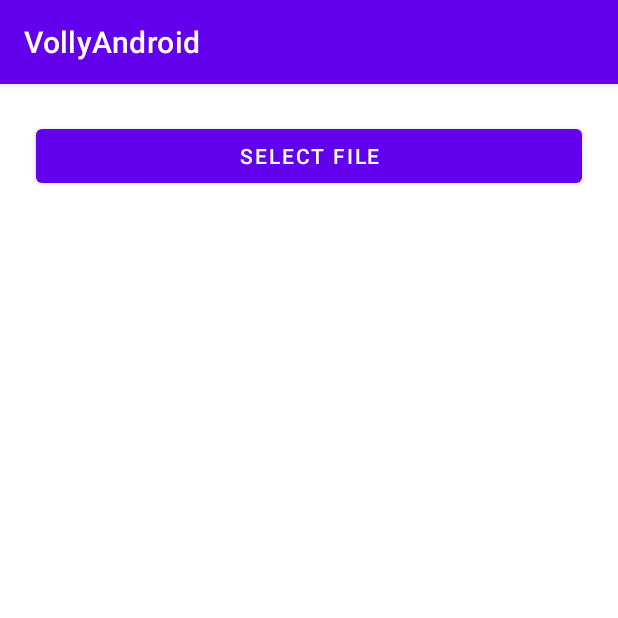
After one commit to Mashuir/VollyAndroid, an Android app: the AtiDocumentUploadActivity screen opened directly, with no data from a screen before it, on a phone screen of 412 x 824 dp, the top half of it. The commit adds this screen. Run offline under Robolectric (Android 15) with nearby library versions, the phone set to English and light mode, and no system bars.

Commit message:
vul code

```diff
--- /dev/null
+++ b/app/src/main/java/com/example/vollyandroid/AtiDocumentUploadActivity.java
@@ -0,0 +1,166 @@
+package com.example.vollyandroid;
+
+import androidx.activity.result.ActivityResultLauncher;
+import androidx.activity.result.contract.ActivityResultContracts;
+import androidx.annotation.NonNull;
+import androidx.appcompat.app.AppCompatActivity;
+
+import android.content.ContentUris;
+import android.content.Intent;
+import android.database.Cursor;
+import android.net.Uri;
+import android.os.Bundle;
+import android.os.Environment;
+import android.provider.DocumentsContract;
+import android.provider.MediaStore;
+import android.view.View;
+import android.widget.Button;
+import android.widget.Toast;
+
+import java.io.File;
+
+import okhttp3.MediaType;
+import okhttp3.MultipartBody;
+import okhttp3.RequestBody;
+import okhttp3.ResponseBody;
+import retrofit2.Call;
+import retrofit2.Callback;
+import retrofit2.Response;
+
+public class AtiDocumentUploadActivity extends AppCompatActivity {
+
+    private ActivityResultLauncher<String> filePickerLauncher;
+
+    @Override
+    protected void onCreate(Bundle savedInstanceState) {
+        super.onCreate(savedInstanceState);
+        setContentView(R.layout.activity_ati_document_upload);
+
+        Button selectFileButton = findViewById(R.id.selectFileButton);
+
+        filePickerLauncher = registerForActivityResult(new ActivityResultContracts.GetContent(), uri -> {
+            if (uri != null) {
+                String filePath = getFilePathFromUri(uri);
+
+                // Proceed with file upload
+                uploadFile(filePath);
+            }
+        });
+
+        selectFileButton.setOnClickListener(v -> {
+            filePickerLauncher.launch("*/*");
+        });
+
+
+    }
+
+    private void uploadFile(String filePath) {
+        // Create a File object from the file path
+        File file = new File(filePath);
+
+        // Create a request body using the file
+        RequestBody fileRequestBody = RequestBody.create(MediaType.parse("file/*"), file);
+
+        // Create a MultipartBody.Part using the request body
+        MultipartBody.Part filePart = MultipartBody.Part.createFormData("file", file.getName(), fileRequestBody);
+
+        // Make the API call
+        ApiClient.getClient().uploadFile(filePart).enqueue(new Callback<FileUploadResponse>() {
+            @Override
+            public void onResponse(@NonNull Call<FileUploadResponse> call, @NonNull Response<FileUploadResponse> response) {
+                if (response.isSuccessful()){
+                    Toast.makeText(AtiDocumentUploadActivity.this, "Sucess", Toast.LENGTH_SHORT).show();
+                }else {
+                    Toast.makeText(AtiDocumentUploadActivity.this, "Not Working", Toast.LENGTH_SHORT).show();
+                }
+            }
+
+            @Override
+            public void onFailure(Call<FileUploadResponse> call, Throwable t) {
+                Toast.makeText(AtiDocumentUploadActivity.this, "Error", Toast.LENGTH_SHORT).show();
+            }
+        });
+    }
+
+
+    private String getFilePathFromUri(Uri uri) {
+        String filePath = "";
+        Cursor cursor = getContentResolver().query(uri, null, null, null, null);
+        if (cursor != null && cursor.moveToFirst()) {
+            int index = cursor.getColumnIndexOrThrow(MediaStore.Images.Media.DATA);
+            filePath = cursor.getString(index);
+            cursor.close();
+        }
+        return filePath;
+    }
+
+
+   /* private String getFilePathFromUri(Uri uri) {
+        String filePath = null;
+        if (uri != null) {
+            if (DocumentsContract.isDocumentUri(this, uri)) {
+                // If the URI is a document URI, extract the document ID
+                String documentId = DocumentsContract.getDocumentId(uri);
+                if (isMediaDocument(uri)) {
+                    // MediaProvider documents (images, videos, audio, etc.)
+                    String[] split = documentId.split(":");
+                    String type = split[0];
+                    Uri contentUri = MediaStore.Images.Media.EXTERNAL_CONTENT_URI;
+                    if ("video".equals(type)) {
+                        contentUri = MediaStore.Video.Media.EXTERNAL_CONTENT_URI;
+                    } else if ("audio".equals(type)) {
+                        contentUri = MediaStore.Audio.Media.EXTERNAL_CONTENT_URI;
+                    }
+                    String selection = "_id=?";
+                    String[] selectionArgs = new String[]{split[1]};
+                    filePath = getDataColumn(contentUri, selection, selectionArgs);
+                } else if (isDownloadsDocument(uri)) {
+                    // DownloadsProvider documents
+                    Uri contentUri = ContentUris.withAppendedId(Uri.parse("content://downloads/public_downloads"), Long.parseLong(documentId));
+                    filePath = getDataColumn(contentUri, null, null);
+                } else if (isExternalStorageDocument(uri)) {
+                    // ExternalStorageProvider documents
+                    String[] split = documentId.split(":");
+                    String type = split[0];
+                    if ("primary".equalsIgnoreCase(type)) {
+                        filePath = Environment.getExternalStorageDirectory() + "/" + split[1];
+                    }
+                }
+            } else if ("content".equalsIgnoreCase(uri.getScheme())) {
+                // If the URI is a content URI
+                filePath = getDataColumn(uri, null, null);
+            } else if ("file".equalsIgnoreCase(uri.getScheme())) {
+                // If the URI is a file URI
+                filePath = uri.getPath();
+            }
+        }
+        return filePath;
+    }
+
+    private String getDataColumn(Uri uri, String selection, String[] selectionArgs) {
+        String filePath = null;
+        String[] projection = {MediaStore.Images.Media.DATA};
+        try (Cursor cursor = getContentResolver().query(uri, projection, selection, selectionArgs, null)) {
+            if (cursor != null && cursor.moveToFirst()) {
+                int columnIndex = cursor.getColumnIndexOrThrow(MediaStore.Images.Media.DATA);
+                filePath = cursor.getString(columnIndex);
+            }
+        } catch (Exception e) {
+            e.printStackTrace();
+        }
+        return filePath;
+    }
+
+    private boolean isMediaDocument(Uri uri) {
+        return "com.android.providers.media.documents".equals(uri.getAuthority());
+    }
+
+    private boolean isDownloadsDocument(Uri uri) {
+        return "com.android.providers.downloads.documents".equals(uri.getAuthority());
+    }
+
+    private boolean isExternalStorageDocument(Uri uri) {
+        return "com.android.externalstorage.documents".equals(uri.getAuthority());
+    }*/
+
+}
--- /dev/null
+++ b/app/src/main/res/layout/activity_ati_document_upload.xml
@@ -0,0 +1,18 @@
+<?xml version="1.0" encoding="utf-8"?>
+<LinearLayout xmlns:android="http://schemas.android.com/apk/res/android"
+    xmlns:app="http://schemas.android.com/apk/res-auto"
+    xmlns:tools="http://schemas.android.com/tools"
+    android:layout_width="match_parent"
+    android:layout_height="match_parent"
+    android:orientation="vertical"
+    tools:context=".AtiDocumentUploadActivity">
+
+    <Button
+        android:id="@+id/selectFileButton"
+        android:layout_width="match_parent"
+        android:layout_margin="24dp"
+        android:layout_height="wrap_content"
+        android:text="Select File" />
+
+
+</LinearLayout>
--- a/app/src/main/res/layout/activity_main.xml
+++ b/app/src/main/res/layout/activity_main.xml
@@ -7,6 +7,7 @@
     tools:context=".MainActivity">
 
     <TextView
+        android:id="@+id/goToRetrofit"
         android:layout_width="wrap_content"
         android:layout_height="wrap_content"
         android:text="Hello World!"
```
Also changed, not shown: app/build.gradle (+9 -3 lines), app/src/main/AndroidManifest.xml (+9 -0 lines), app/src/main/java/com/example/vollyandroid/ApiClient.java (added, +38 -0 lines), app/src/main/java/com/example/vollyandroid/FileUploadResponse.java (added, +42 -0 lines), app/src/main/java/com/example/vollyandroid/MainActivity.java (+9 -0 lines).
